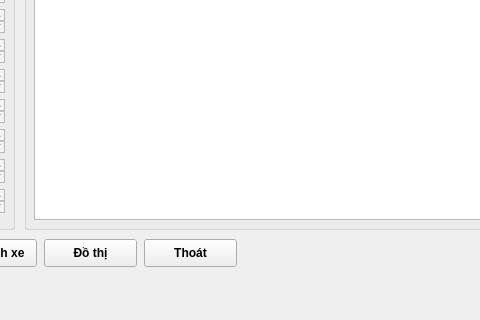
First picture: the form in GUI/GUIdisplay.ui, repository Vuchauduytung/LuanVan, before the edit; both pictures show x 386 to 866 and y 350 to 670 of the 987 by 670 pixel window.
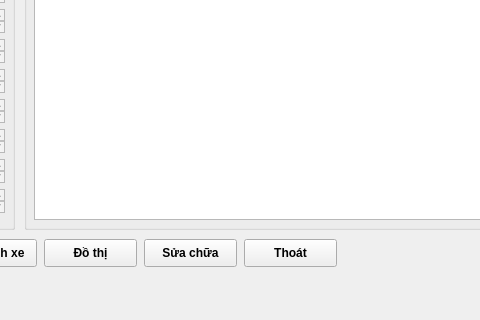
Second picture: the form after the edit.

The edit to the form file:
```diff
--- a/GUI/GUIdisplay.ui
+++ b/GUI/GUIdisplay.ui
@@ -543,7 +543,7 @@
      </font>
     </property>
     <property name="text">
-     <string>Thoát</string>
+     <string>Sửa chữa</string>
     </property>
    </widget>
    <widget class="QPushButton" name="BT_graph_fix">
@@ -565,6 +565,25 @@
      <string>Hình ảnh xe</string>
     </property>
    </widget>
+   <widget class="QPushButton" name="BT_cancel_2">
+    <property name="geometry">
+     <rect>
+      <x>630</x>
+      <y>570</y>
+      <width>93</width>
+      <height>28</height>
+     </rect>
+    </property>
+    <property name="font">
+     <font>
+      <weight>75</weight>
+      <bold>true</bold>
+     </font>
+    </property>
+    <property name="text">
+     <string>Thoát</string>
+    </property>
+   </widget>
   </widget>
   <widget class="QMenuBar" name="menubar">
    <property name="geometry">
```
Left out of the diff: 2 changed lines with no effect on the pictures.
